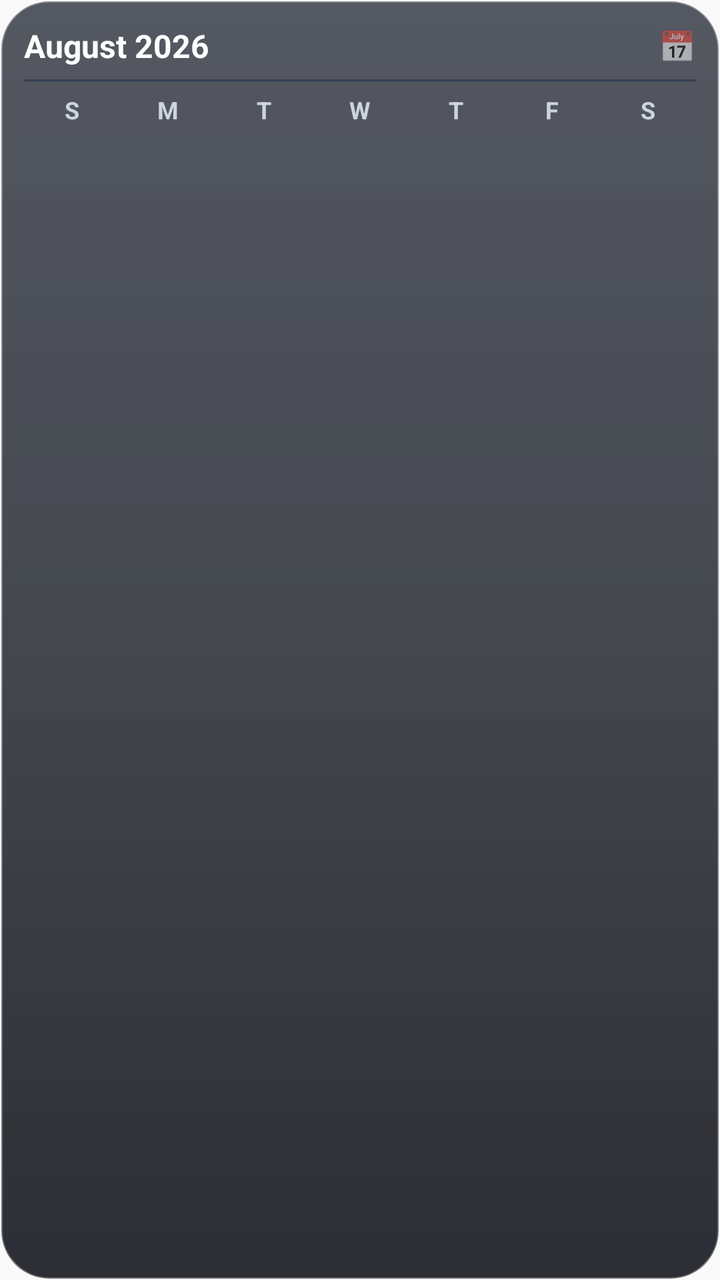
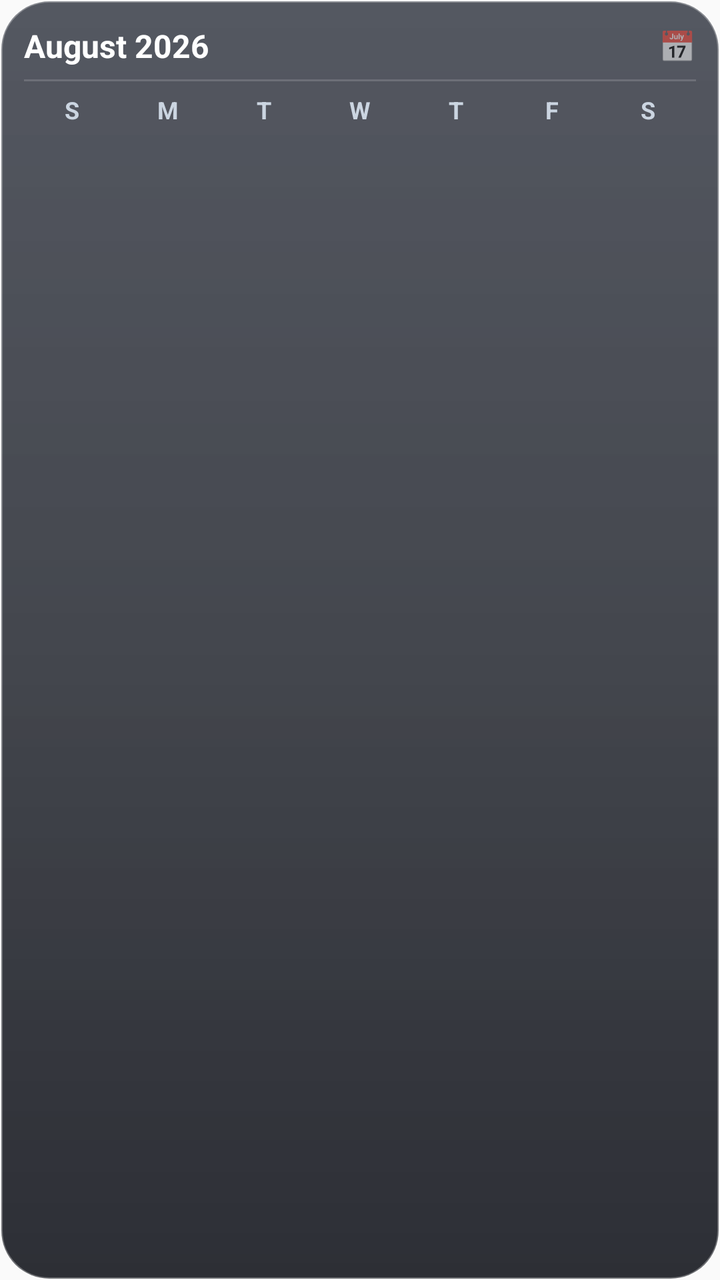

The first picture is an Android layout as it rendered before a commit; the second is the same layout after the commit. The layout source and the unified diff follow.
<!-- AndroidManifest.xml: application theme AppTheme -->
<!-- res/layout/widget_calendar.xml -->
<?xml version="1.0" encoding="utf-8"?>
<LinearLayout xmlns:android="http://schemas.android.com/apk/res/android"
    android:id="@+id/widget_calendar_root"
    android:layout_width="match_parent"
    android:layout_height="match_parent"
    android:background="@drawable/widget_bg"
    android:orientation="vertical"
    android:padding="12dp">

    
    <LinearLayout
        android:layout_width="match_parent"
        android:layout_height="wrap_content"
        android:gravity="center_vertical"
        android:orientation="horizontal">

        <TextView
            android:id="@+id/widget_cal_month_title"
            android:layout_width="0dp"
            android:layout_height="wrap_content"
            android:layout_weight="1"
            android:text="August 2026"
            android:textColor="#FFFFFF"
            android:textSize="16sp"
            android:textStyle="bold" />

        <TextView
            android:layout_width="wrap_content"
            android:layout_height="wrap_content"
            android:text="📅"
            android:textSize="15sp" />
    </LinearLayout>

    <ImageView
        android:layout_width="match_parent"
        android:layout_height="1dp"
        android:layout_marginTop="6dp"
        android:layout_marginBottom="6dp"
        android:background="#334155" />

    
    <LinearLayout
        android:layout_width="match_parent"
        android:layout_height="wrap_content"
        android:orientation="horizontal">

        <TextView android:layout_width="0dp" android:layout_height="wrap_content" android:layout_weight="1" android:gravity="center" android:text="S" android:textColor="#CBD5E1" android:textSize="12sp" android:textStyle="bold" />
        <TextView android:layout_width="0dp" android:layout_height="wrap_content" android:layout_weight="1" android:gravity="center" android:text="M" android:textColor="#CBD5E1" android:textSize="12sp" android:textStyle="bold" />
        <TextView android:layout_width="0dp" android:layout_height="wrap_content" android:layout_weight="1" android:gravity="center" android:text="T" android:textColor="#CBD5E1" android:textSize="12sp" android:textStyle="bold" />
        <TextView android:layout_width="0dp" android:layout_height="wrap_content" android:layout_weight="1" android:gravity="center" android:text="W" android:textColor="#CBD5E1" android:textSize="12sp" android:textStyle="bold" />
        <TextView android:layout_width="0dp" android:layout_height="wrap_content" android:layout_weight="1" android:gravity="center" android:text="T" android:textColor="#CBD5E1" android:textSize="12sp" android:textStyle="bold" />
        <TextView android:layout_width="0dp" android:layout_height="wrap_content" android:layout_weight="1" android:gravity="center" android:text="F" android:textColor="#CBD5E1" android:textSize="12sp" android:textStyle="bold" />
        <TextView android:layout_width="0dp" android:layout_height="wrap_content" android:layout_weight="1" android:gravity="center" android:text="S" android:textColor="#CBD5E1" android:textSize="12sp" android:textStyle="bold" />
    </LinearLayout>

    
    <LinearLayout
        android:layout_width="match_parent"
        android:layout_height="0dp"
        android:layout_weight="1"
        android:gravity="center_vertical"
        android:orientation="horizontal">
        <TextView android:id="@+id/cell_0_0" android:layout_width="0dp" android:layout_height="wrap_content" android:layout_weight="1" android:gravity="center" android:textSize="12.5sp" android:textStyle="bold" />
        <TextView android:id="@+id/cell_0_1" android:layout_width="0dp" android:layout_height="wrap_content" android:layout_weight="1" android:gravity="center" android:textSize="12.5sp" android:textStyle="bold" />
        <TextView android:id="@+id/cell_0_2" android:layout_width="0dp" android:layout_height="wrap_content" android:layout_weight="1" android:gravity="center" android:textSize="12.5sp" android:textStyle="bold" />
        <TextView android:id="@+id/cell_0_3" android:layout_width="0dp" android:layout_height="wrap_content" android:layout_weight="1" android:gravity="center" android:textSize="12.5sp" android:textStyle="bold" />
        <TextView android:id="@+id/cell_0_4" android:layout_width="0dp" android:layout_height="wrap_content" android:layout_weight="1" android:gravity="center" android:textSize="12.5sp" android:textStyle="bold" />
        <TextView android:id="@+id/cell_0_5" android:layout_width="0dp" android:layout_height="wrap_content" android:layout_weight="1" android:gravity="center" android:textSize="12.5sp" android:textStyle="bold" />
        <TextView android:id="@+id/cell_0_6" android:layout_width="0dp" android:layout_height="wrap_content" android:layout_weight="1" android:gravity="center" android:textSize="12.5sp" android:textStyle="bold" />
    </LinearLayout>

    
    <LinearLayout
        android:layout_width="match_parent"
        android:layout_height="0dp"
        android:layout_weight="1"
        android:gravity="center_vertical"
        android:orientation="horizontal">
        <TextView android:id="@+id/cell_1_0" android:layout_width="0dp" android:layout_height="wrap_content" android:layout_weight="1" android:gravity="center" android:textSize="12.5sp" android:textStyle="bold" />
        <TextView android:id="@+id/cell_1_1" android:layout_width="0dp" android:layout_height="wrap_content" android:layout_weight="1" android:gravity="center" android:textSize="12.5sp" android:textStyle="bold" />
        <TextView android:id="@+id/cell_1_2" android:layout_width="0dp" android:layout_height="wrap_content" android:layout_weight="1" android:gravity="center" android:textSize="12.5sp" android:textStyle="bold" />
        <TextView android:id="@+id/cell_1_3" android:layout_width="0dp" android:layout_height="wrap_content" android:layout_weight="1" android:gravity="center" android:textSize="12.5sp" android:textStyle="bold" />
        <TextView android:id="@+id/cell_1_4" android:layout_width="0dp" android:layout_height="wrap_content" android:layout_weight="1" android:gravity="center" android:textSize="12.5sp" android:textStyle="bold" />
        <TextView android:id="@+id/cell_1_5" android:layout_width="0dp" android:layout_height="wrap_content" android:layout_weight="1" android:gravity="center" android:textSize="12.5sp" android:textStyle="bold" />
        <TextView android:id="@+id/cell_1_6" android:layout_width="0dp" android:layout_height="wrap_content" android:layout_weight="1" android:gravity="center" android:textSize="12.5sp" android:textStyle="bold" />
    </LinearLayout>

    
    <LinearLayout
        android:layout_width="match_parent"
        android:layout_height="0dp"
        android:layout_weight="1"
        android:gravity="center_vertical"
        android:orientation="horizontal">
        <TextView android:id="@+id/cell_2_0" android:layout_width="0dp" android:layout_height="wrap_content" android:layout_weight="1" android:gravity="center" android:textSize="12.5sp" android:textStyle="bold" />
        <TextView android:id="@+id/cell_2_1" android:layout_width="0dp" android:layout_height="wrap_content" android:layout_weight="1" android:gravity="center" android:textSize="12.5sp" android:textStyle="bold" />
        <TextView android:id="@+id/cell_2_2" android:layout_width="0dp" android:layout_height="wrap_content" android:layout_weight="1" android:gravity="center" android:textSize="12.5sp" android:textStyle="bold" />
        <TextView android:id="@+id/cell_2_3" android:layout_width="0dp" android:layout_height="wrap_content" android:layout_weight="1" android:gravity="center" android:textSize="12.5sp" android:textStyle="bold" />
        <TextView android:id="@+id/cell_2_4" android:layout_width="0dp" android:layout_height="wrap_content" android:layout_weight="1" android:gravity="center" android:textSize="12.5sp" android:textStyle="bold" />
        <TextView android:id="@+id/cell_2_5" android:layout_width="0dp" android:layout_height="wrap_content" android:layout_weight="1" android:gravity="center" android:textSize="12.5sp" android:textStyle="bold" />
        <TextView android:id="@+id/cell_2_6" android:layout_width="0dp" android:layout_height="wrap_content" android:layout_weight="1" android:gravity="center" android:textSize="12.5sp" android:textStyle="bold" />
    </LinearLayout>

    
    <LinearLayout
        android:layout_width="match_parent"
        android:layout_height="0dp"
        android:layout_weight="1"
        android:gravity="center_vertical"
        android:orientation="horizontal">
        <TextView android:id="@+id/cell_3_0" android:layout_width="0dp" android:layout_height="wrap_content" android:layout_weight="1" android:gravity="center" android:textSize="12.5sp" android:textStyle="bold" />
        <TextView android:id="@+id/cell_3_1" android:layout_width="0dp" android:layout_height="wrap_content" android:layout_weight="1" android:gravity="center" android:textSize="12.5sp" android:textStyle="bold" />
        <TextView android:id="@+id/cell_3_2" android:layout_width="0dp" android:layout_height="wrap_content" android:layout_weight="1" android:gravity="center" android:textSize="12.5sp" android:textStyle="bold" />
        <TextView android:id="@+id/cell_3_3" android:layout_width="0dp" android:layout_height="wrap_content" android:layout_weight="1" android:gravity="center" android:textSize="12.5sp" android:textStyle="bold" />
        <TextView android:id="@+id/cell_3_4" android:layout_width="0dp" android:layout_height="wrap_content" android:layout_weight="1" android:gravity="center" android:textSize="12.5sp" android:textStyle="bold" />
        <TextView android:id="@+id/cell_3_5" android:layout_width="0dp" android:layout_height="wrap_content" android:layout_weight="1" android:gravity="center" android:textSize="12.5sp" android:textStyle="bold" />
        <TextView android:id="@+id/cell_3_6" android:layout_width="0dp" android:layout_height="wrap_content" android:layout_weight="1" android:gravity="center" android:textSize="12.5sp" android:textStyle="bold" />
    </LinearLayout>

    
    <LinearLayout
        android:layout_width="match_parent"
        android:layout_height="0dp"
        android:layout_weight="1"
        android:gravity="center_vertical"
        android:orientation="horizontal">
        <TextView android:id="@+id/cell_4_0" android:layout_width="0dp" android:layout_height="wrap_content" android:layout_weight="1" android:gravity="center" android:textSize="12.5sp" android:textStyle="bold" />
        <TextView android:id="@+id/cell_4_1" android:layout_width="0dp" android:layout_height="wrap_content" android:layout_weight="1" android:gravity="center" android:textSize="12.5sp" android:textStyle="bold" />
        <TextView android:id="@+id/cell_4_2" android:layout_width="0dp" android:layout_height="wrap_content" android:layout_weight="1" android:gravity="center" android:textSize="12.5sp" android:textStyle="bold" />
        <TextView android:id="@+id/cell_4_3" android:layout_width="0dp" android:layout_height="wrap_content" android:layout_weight="1" android:gravity="center" android:textSize="12.5sp" android:textStyle="bold" />
        <TextView android:id="@+id/cell_4_4" android:layout_width="0dp" android:layout_height="wrap_content" android:layout_weight="1" android:gravity="center" android:textSize="12.5sp" android:textStyle="bold" />
        <TextView android:id="@+id/cell_4_5" android:layout_width="0dp" android:layout_height="wrap_content" android:layout_weight="1" android:gravity="center" android:textSize="12.5sp" android:textStyle="bold" />
        <TextView android:id="@+id/cell_4_6" android:layout_width="0dp" android:layout_height="wrap_content" android:layout_weight="1" android:gravity="center" android:textSize="12.5sp" android:textStyle="bold" />
    </LinearLayout>

    
    <LinearLayout
        android:layout_width="match_parent"
        android:layout_height="0dp"
        android:layout_weight="1"
        android:gravity="center_vertical"
        android:orientation="horizontal">
        <TextView android:id="@+id/cell_5_0" android:layout_width="0dp" android:layout_height="wrap_content" android:layout_weight="1" android:gravity="center" android:textSize="12.5sp" android:textStyle="bold" />
        <TextView android:id="@+id/cell_5_1" android:layout_width="0dp" android:layout_height="wrap_content" android:layout_weight="1" android:gravity="center" android:textSize="12.5sp" android:textStyle="bold" />
        <TextView android:id="@+id/cell_5_2" android:layout_width="0dp" android:layout_height="wrap_content" android:layout_weight="1" android:gravity="center" android:textSize="12.5sp" android:textStyle="bold" />
        <TextView android:id="@+id/cell_5_3" android:layout_width="0dp" android:layout_height="wrap_content" android:layout_weight="1" android:gravity="center" android:textSize="12.5sp" android:textStyle="bold" />
        <TextView android:id="@+id/cell_5_4" android:layout_width="0dp" android:layout_height="wrap_content" android:layout_weight="1" android:gravity="center" android:textSize="12.5sp" android:textStyle="bold" />
        <TextView android:id="@+id/cell_5_5" android:layout_width="0dp" android:layout_height="wrap_content" android:layout_weight="1" android:gravity="center" android:textSize="12.5sp" android:textStyle="bold" />
        <TextView android:id="@+id/cell_5_6" android:layout_width="0dp" android:layout_height="wrap_content" android:layout_weight="1" android:gravity="center" android:textSize="12.5sp" android:textStyle="bold" />
    </LinearLayout>

</LinearLayout>
<!-- resources referenced by this layout -->
<resources>
  <!-- drawable widget_bg (drawable) -->
  <?xml version="1.0" encoding="utf-8"?>
  <shape xmlns:android="http://schemas.android.com/apk/res/android"
      android:shape="rectangle">
      <corners android:radius="24dp" />
      <gradient
          android:angle="270"
          android:startColor="#B8141926"
          android:centerColor="#C40D111A"
          android:endColor="#D9080A12" />
      <stroke
          android:width="1.2dp"
          android:color="#4DFFFFFF" />
  </shape>
  <style name="AppTheme" parent="Theme.AppCompat.Light.DarkActionBar">
          
          <item name="colorPrimary">@color/colorPrimary</item>
          <item name="colorPrimaryDark">@color/colorPrimaryDark</item>
          <item name="colorAccent">@color/colorAccent</item>
      </style>
</resources>

<!-- the commit's change to res/layout/widget_calendar.xml (unified diff, before → after) -->
@@ -36,7 +36,7 @@
         android:layout_height="1dp"
         android:layout_marginTop="6dp"
         android:layout_marginBottom="6dp"
-        android:background="#334155" />
+        android:background="#26FFFFFF" />
 
     
     <LinearLayout
